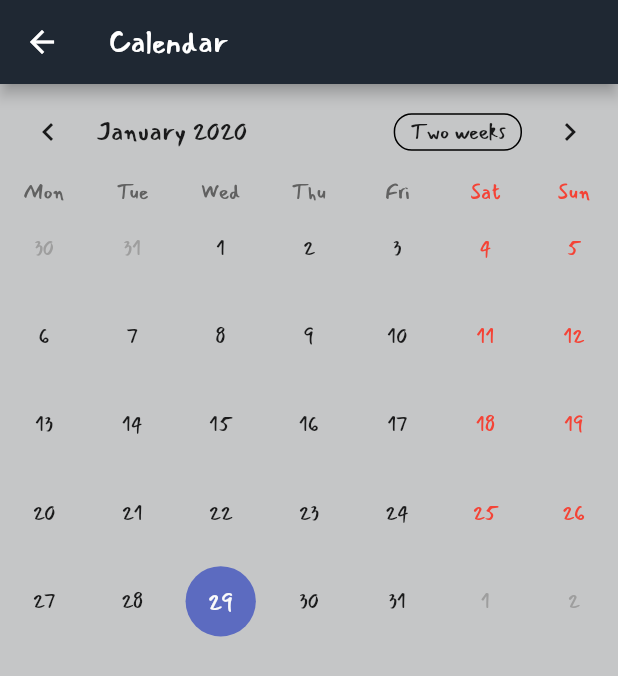
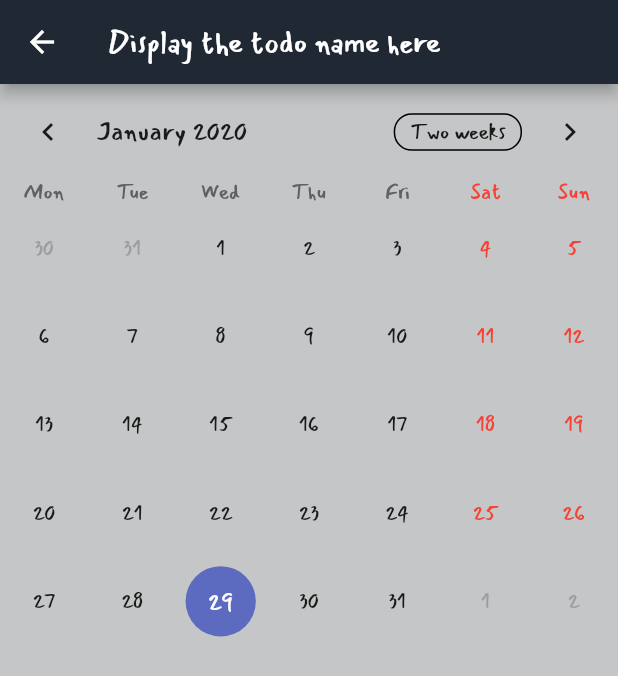
Before and after one commit to Yeetmaster6969/Yeet, a Flutter app: the SecondPage screen opened by its route, on a phone screen of 412 x 824 dp. Shown: the top 676 px of the screen. Run offline on Flutter 3.47's test engine with Material 2 defaults, Android fonts, the phone set to English and light mode, and no system bars; drawn by our look-alikes of table_calendar; our stand-ins replace firebase_auth, firebase_core, firebase_database, shared_preferences; missing offline and left inert: firebase; accounts and stored records are empty.

Commit message:
asda
juu elikkäs

```diff
--- a/lib/src/calendar.dart
+++ b/lib/src/calendar.dart
@@ -1,6 +1,12 @@
+import 'dart:async';
 import 'package:flutter/material.dart';
 import 'package:material_test/src/app.dart';
 import 'package:table_calendar/table_calendar.dart';
+import 'package:firebase/firebase.dart';
+import 'package:firebase_auth/firebase_auth.dart';
+import 'package:shared_preferences/shared_preferences.dart';
+import 'package:firebase_database/firebase_database.dart';
+import 'package:firebase_core/firebase_core.dart';
 
 
 class SecondPage extends StatefulWidget{
@@ -15,17 +21,21 @@ class SecondPageState extends State <SecondPage> {
 
 CalendarController _controller;
 
-void initState(){
+//NEW STUFF
+String todoName = "Display the todo name here";
 
+@override
+void initState() {
+FirebaseTodos.getTodo("info1").then(updateTodo);
 super.initState();
 _controller = CalendarController();
 
   }
-
+  @override
    Widget build(context){
      return new Scaffold (
        backgroundColor: bgColor,
-       appBar: new AppBar(title: new Text('Calendar'),
+       appBar: new AppBar(title: new Text("$todoName"),
        backgroundColor: barColor,
        ),
      body: new Container(
@@ -49,5 +59,85 @@ _controller = CalendarController();
 
      ),
      );
-   }
+  }
+
+    updateTodo(Todo value) {
+    var name = value.name;
+    setState(() {
+      todoName = name;
+    });
+  }
+
 }
+
+//NEW STUFF
+class Todo {
+  final String key;
+  String name;
+
+  Todo.fromJson(this.key, Map data) {
+    name = data[ "name"];
+    if(name == null) {
+      name = "";
+    }
+  }
+}
+
+class FirebaseTodos {
+  static Future<StreamSubscription<Event>> getTodoStream(String todoKey,
+      void onData(Todo todo)) async {
+    String accountKey = await Preferences.getAccountKey();
+
+    StreamSubscription<Event> subscription = FirebaseDatabase.instance
+        .reference()
+        .child("users")
+        .child(accountKey)
+        .child("userinfo")
+        .child(todoKey)
+        .onValue
+        .listen((Event event) {
+      var todo = new Todo.fromJson(event.snapshot.key, event.snapshot.value);
+      onData(todo);
+    });
+      return subscription;
+  }
+
+    static Future<Todo> getTodo(String todoKey) async {
+      Completer<Todo> completer = new Completer<Todo>();
+
+      String accountKey = await Preferences.getAccountKey();
+
+      FirebaseDatabase.instance
+          .reference()
+          .child("users")
+          .child(accountKey)
+          .child("userinfo")
+          .child(todoKey)
+          .once()
+          .then((DataSnapshot snapshot) {
+        var todo = new Todo.fromJson(snapshot.key, snapshot.value);
+        completer.complete(todo);
+      });
+      return completer.future;
+    }
+}
+
+class Preferences {
+  static const String ACCOUNT_KEY = "accountKey";
+
+  static Future<bool> setAccountKey(String accountKey) async {
+    SharedPreferences prefs = await SharedPreferences.getInstance();
+    prefs.setString(ACCOUNT_KEY, accountKey);
+    return prefs.commit();
+  }
+
+  static Future<String> getAccountKey() async {
+    SharedPreferences prefs = await SharedPreferences.getInstance();
+    String accountKey = prefs.getString(ACCOUNT_KEY);
+
+    if(accountKey == null){
+      accountKey = "0";
+    }
+    return accountKey;
+  }
+}
```
Also changed, not shown: pubspec.yaml (+7 -2 lines), pubspec.lock.
